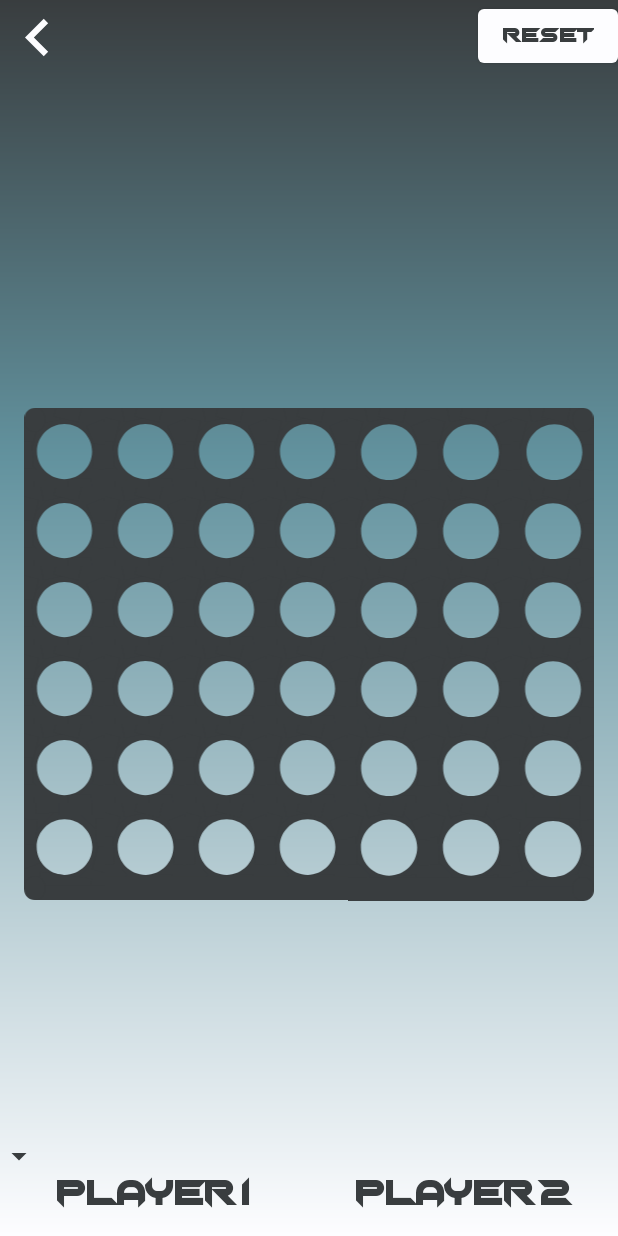
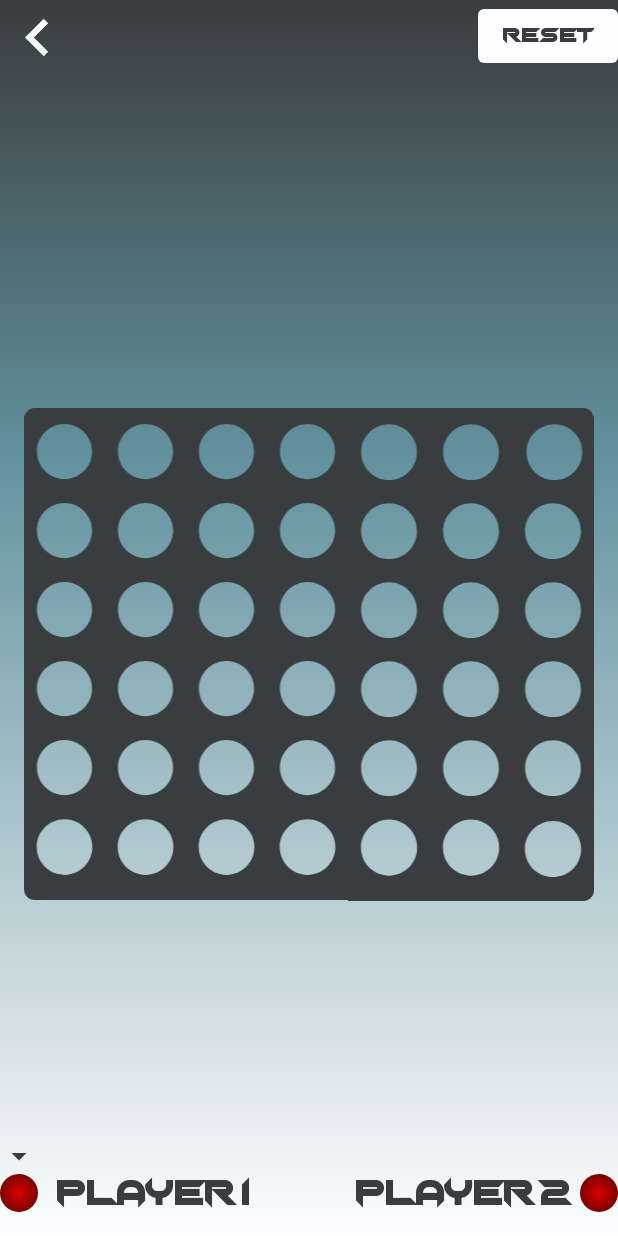
Before and after one commit to ConnorSMixon/Connect_4_App, an Android app: the screen it shows after launch (GameActivity), after a tap on an icon or button, on a phone screen of 412 x 824 dp. Run offline under Robolectric (Android 15) with nearby library versions, the light colour scheme and no system bars.

Commit message:
Fix Issues with Settings Object and Add Helpers
Fixed issues with how SharedPreferences are accessed and also added a helper class to centralize where game piece drawables, indexes and colors are looked up.

```diff
--- a/app/src/main/java/com/zybooks/connect4application/GameActivity.java
+++ b/app/src/main/java/com/zybooks/connect4application/GameActivity.java
@@ -2,7 +2,6 @@ package com.zybooks.connect4application;
 
 import androidx.appcompat.app.AppCompatActivity;
 
-import android.os.Build;
 import android.os.Bundle;
 import android.view.MotionEvent;
 import android.view.View;
@@ -13,6 +12,8 @@ import android.view.animation.TranslateAnimation;
 import android.widget.Button;
 import android.widget.ImageView;
 import android.widget.TextView;
+
+import com.zybooks.connect4application.utils.GamePieceHelper;
 
 
 public class GameActivity extends AppCompatActivity {
@@ -35,11 +36,11 @@ public class GameActivity extends AppCompatActivity {
         setContentView(R.layout.activity_game);
 
         // set piece color and text color according to sharedPreference from OptionsActivity
-        piece1 = Settings.loadData(OptionsActivity.viewKey1, OptionsActivity.imageResource1, this);
-        piece2 = Settings.loadData(OptionsActivity.viewKey2, OptionsActivity.imageResource2, this);
+        piece1 = Settings.loadGamePiece(Settings.PIECE_1_DATA, this);
+        piece2 = Settings.loadGamePiece(Settings.PIECE_2_DATA, this);
 
-        textColor1 = imageResourceToColor(piece1);
-        textColor2 = imageResourceToColor(piece2);
+        textColor1 = GamePieceHelper.imageResourceToColor(piece1);
+        textColor2 = GamePieceHelper.imageResourceToColor(piece2);
 
         // create board
         board = new Board(NUM_COLS, NUM_ROWS);
@@ -75,12 +76,10 @@ public class GameActivity extends AppCompatActivity {
         viewHolder.winnerText.setVisibility(View.GONE);
 
         // change color or notification bar
-        if (Build.VERSION.SDK_INT >= 21) {
-            Window window = this.getWindow();
-            window.addFlags(WindowManager.LayoutParams.FLAG_DRAWS_SYSTEM_BAR_BACKGROUNDS);
-            window.clearFlags(WindowManager.LayoutParams.FLAG_TRANSLUCENT_STATUS);
-            window.setStatusBarColor(this.getResources().getColor(R.color.theme2_black));
-        }
+        Window window = this.getWindow();
+        window.addFlags(WindowManager.LayoutParams.FLAG_DRAWS_SYSTEM_BAR_BACKGROUNDS);
+        window.clearFlags(WindowManager.LayoutParams.FLAG_TRANSLUCENT_STATUS);
+        window.setStatusBarColor(this.getResources().getColor(R.color.theme2_black));
     }
 
     private void buildCells() {
@@ -140,7 +139,7 @@ public class GameActivity extends AppCompatActivity {
     }
 
     private int resourceForPiece() {
-        if (board.turn == board.turn.FIRST) {
+        if (board.turn == Board.Turn.FIRST) {
             return piece1;
         } else {
             return piece2;
@@ -153,7 +152,7 @@ public class GameActivity extends AppCompatActivity {
     }
 
     private void visibilityForTurnIndicator() {
-        if (board.turn == board.turn.FIRST) {
+        if (board.turn == Board.Turn.FIRST) {
             viewHolder.arrowTurnIndicatorImageView1.setVisibility(View.VISIBLE);
             viewHolder.arrowTurnIndicatorImageView2.setVisibility(View.INVISIBLE);
         } else {
@@ -172,22 +171,4 @@ public class GameActivity extends AppCompatActivity {
             }
         }
     }
-
-    private int imageResourceToColor(int piece) {
-        switch (piece) {
-            case R.drawable.piece_yellow:
-                return R.color.yellow;
-            case R.drawable.piece_orange:
-                return R.color.orange;
-            case R.drawable.piece_green:
-                return R.color.green;
-            case R.drawable.piece_blue:
-                return R.color.blue;
-            case R.drawable.piece_purple:
-                return R.color.purple;
-            case R.drawable.piece_red:
-            default:
-                return R.color.red;
-        }
-    }
 }
--- a/app/src/main/java/com/zybooks/connect4application/Settings.java
+++ b/app/src/main/java/com/zybooks/connect4application/Settings.java
@@ -7,10 +7,11 @@ import android.content.SharedPreferences;
 import android.widget.ImageView;
 
 public class Settings {
+    public static String PIECE_1_DATA = "key1";
+    public static String PIECE_2_DATA = "key2";
+    public static String SHARED_PREFS = "connect_4_app_shared_prefs";
 
-    public static String SHARED_PREFS;
-
-    public static void saveIntData(String string, int value, Context context) {
+    public static void saveGamePiece(String string, int value, Context context) {
         SharedPreferences sharedPreferences = context.getSharedPreferences(SHARED_PREFS, MODE_PRIVATE);
         SharedPreferences.Editor editor = sharedPreferences.edit();
 
@@ -19,12 +20,8 @@ public class Settings {
         editor.apply();
     }
 
-    public static int loadData(String string, int value, Context context) {
+    public static int loadGamePiece(String string, Context context) {
         SharedPreferences sharedPreferences = context.getSharedPreferences(SHARED_PREFS, MODE_PRIVATE);
-        return sharedPreferences.getInt(string, value);
-    }
-
-    public static void updateViews(ImageView imageView, int data) {
-        imageView.setImageResource(data);
+        return sharedPreferences.getInt(string, R.drawable.piece_red);
     }
 }
--- /dev/null
+++ b/app/src/main/java/com/zybooks/connect4application/utils/GamePieceHelper.java
@@ -0,0 +1,50 @@
+package com.zybooks.connect4application.utils;
+
+import androidx.annotation.ColorRes;
+import androidx.annotation.DrawableRes;
+
+import com.zybooks.connect4application.R;
+
+public class GamePieceHelper {
+
+    public static int[] GAME_PIECE_DRAWABLES = {
+            R.drawable.piece_yellow,
+            R.drawable.piece_orange,
+            R.drawable.piece_green,
+            R.drawable.piece_blue,
+            R.drawable.piece_purple,
+            R.drawable.piece_red
+    };
+
+    public static int[] GAME_PIECE_COLORS = {
+            R.color.yellow,
+            R.color.orange,
+            R.color.green,
+            R.color.blue,
+            R.color.purple,
+            R.color.red
+    };
+
+    public static int numberOfGamePieces() {
+        return GAME_PIECE_DRAWABLES.length;
+    }
+
+    public static @DrawableRes int countToImageResource(int count) {
+        int index = count % GAME_PIECE_DRAWABLES.length;
+        return GAME_PIECE_DRAWABLES[index];
+    }
+
+    public static int imageResourceToCount(@DrawableRes int imageResource) {
+        for(int i = 0; i < GAME_PIECE_DRAWABLES.length; i++) {
+            if(GAME_PIECE_DRAWABLES[i] == imageResource) {
+                return i;
+            }
+        }
+        return 0;
+    }
+
+    public static @ColorRes int imageResourceToColor(@DrawableRes int imageResource) {
+        int index = imageResourceToCount(imageResource);
+        return GAME_PIECE_COLORS[index];
+    }
+}
```
Also changed, not shown: app/src/main/java/com/zybooks/connect4application/OptionsActivity.java (+30 -59 lines).
